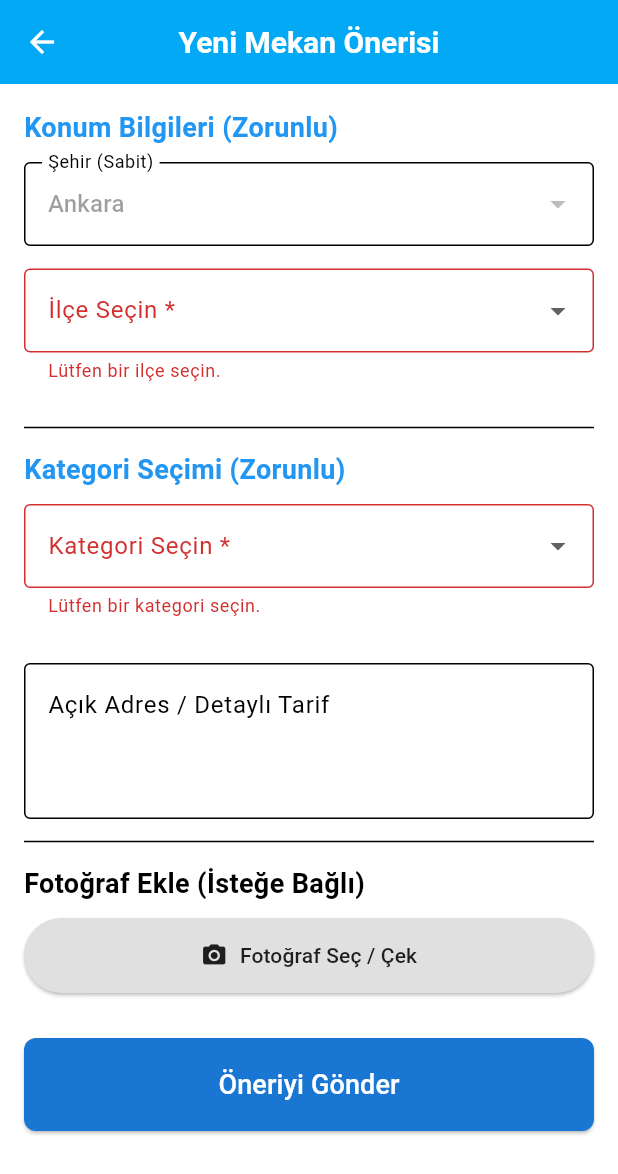
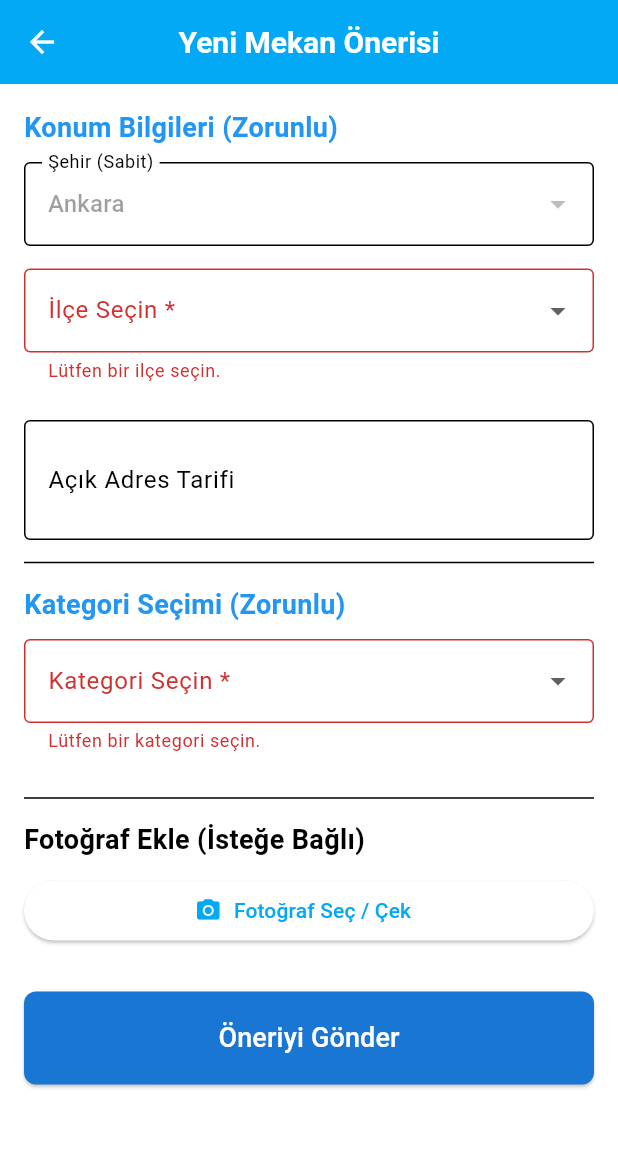
Before and after one commit to berta-ff/proje, a Flutter app: the SuggestPlaceScreen screen opened directly, after a tap on "Öneriyi Gönder", on a phone screen of 412 x 824 dp. Shown: the top 1174 px of the screen. Run offline on Flutter 3.47's test engine with Material 3 defaults, Android fonts, the phone set to English and light mode, and no system bars; our stand-ins replace cloud_firestore, firebase_auth, firebase_core, firebase_storage, image_picker, shared_preferences; accounts and stored records are empty.

Commit message:
Yer önerisi sorunları düzeltildi.

```diff
--- a/lib/screens/suggest_place_screen.dart
+++ b/lib/screens/suggest_place_screen.dart
@@ -1,9 +1,11 @@
 import 'dart:io';
+import 'dart:typed_data'; // Web için gerekli
+import 'package:flutter/foundation.dart'; // kIsWeb için gerekli
+import 'package:flutter/material.dart';
 import 'package:image_picker/image_picker.dart';
-import 'package:flutter/material.dart';
-import 'package:cloud_firestore/cloud_firestore.dart';
-import 'package:firebase_storage/firebase_storage.dart';
-import 'package:firebase_auth/firebase_auth.dart';
+import 'package:cloud_firestore/cloud_firestore.dart'; // Firebase için
+import 'package:firebase_storage/firebase_storage.dart'; // Storage için
+
 class SuggestPlaceScreen extends StatefulWidget {
   const SuggestPlaceScreen({super.key});
 
@@ -13,17 +15,19 @@ class SuggestPlaceScreen extends StatefulWidget {
 
 class _SuggestPlaceScreenState extends State<SuggestPlaceScreen> {
   // --- Form Verileri ---
-  String? _selectedCity = 'Ankara'; // Varsayılan şehir
+  String? _selectedCity = 'Ankara';
   String? _selectedDistrict;
   String? _selectedNeighbourhood;
   String? _selectedCategory;
-  String? _addressDetails;
-  String? _placeName;
-  String? _placeDescription;
+  String? _placeAddressNote; // Adres notu
   final _formKey = GlobalKey<FormState>();
 
-  XFile? _selectedImage;
-  final ImagePicker _picker= ImagePicker();
+  // --- Resim Değişkenleri ---
+  File? _selectedImage;    // Mobilde dosya yolu
+  Uint8List? _webImage;    // Webde resim verisi (bytes)
+  final ImagePicker _picker = ImagePicker();
+
+  bool _isSubmitting = false; // Loading durumu
 
   // --- Dropdown Verileri ---
   final List<String> _categories = ['Yemek', 'Gezilecek Yerler', 'Alışveriş', 'Eğlence Yerleri'];
@@ -36,97 +40,77 @@ class _SuggestPlaceScreenState extends State<SuggestPlaceScreen> {
     'Etimesgut':['Çarşı','Elvankent','Eryaman','Güvercinlik', ],
   };
 
+  // --- Metotlar ---
+  void _submitSuggestion() async {
+    if (_formKey.currentState!.validate()) {
+      setState(() => _isSubmitting = true);
 
-  void _submitSuggestion() async { // Metodu 'async' yaptık!
-    if (_formKey.currentState!.validate()) {
-      _formKey.currentState!.save();
-
-      // Loading göstergesi
-      ScaffoldMessenger.of(context).showSnackBar(
-        SnackBar(content: Text('Öneri Gönderiliyor, Lütfen Bekleyin...')),
-      );
+      // Veritabanına gönderilecek veri
+      final suggestionData = {
+        'city': _selectedCity,
+        'district': _selectedDistrict,
+        'neighbourhood': _selectedNeighbourhood,
+        'category': _selectedCategory,
+        'address_note': _placeAddressNote,
+        'has_image': (_selectedImage != null || _webImage != null),
+        'timestamp': FieldValue.serverTimestamp(),
+      };
 
       try {
-        await _uploadFileAndSaveData(); // 2. Adımda oluşturduğumuz metodu çağır
+        await FirebaseFirestore.instance.collection('place_suggestions').add(suggestionData);
 
-        // Başarılı olursa eski Snackbar'ı kapat ve yeni başarılı mesajı göster.
-        ScaffoldMessenger.of(context).hideCurrentSnackBar();
+        if (!mounted) return;
         ScaffoldMessenger.of(context).showSnackBar(
-          const SnackBar(content: Text('✅ Öneri Başarıyla Gönderildi!')),
+          const SnackBar(content: Text('Öneriniz başarıyla kaydedildi!')),
         );
-
-        // Ekrandan Geri Dön
         Navigator.of(context).pop();
 
-      } catch (error) {
-        // Hata durumunda kullanıcıya hata mesajını göster
-        ScaffoldMessenger.of(context).hideCurrentSnackBar();
-        ScaffoldMessenger.of(context).showSnackBar(
-          SnackBar(content: Text('❌ Gönderim Hatası: ${error.toString()}')),
-        );
+      } catch (e) {
+        if (!mounted) return;
+        ScaffoldMessenger.of(context).showSnackBar(SnackBar(content: Text('Hata: $e')));
+      } finally {
+        if (mounted) setState(() => _isSubmitting = false);
       }
     }
   }
 
-  Future<void> _uploadFileAndSaveData() async {
-    // 1. Kullanıcıdan UID alınması (zorunlu, Firebase Auth'a bağlı)
-    final user = FirebaseAuth.instance.currentUser;
-    if (user == null) {
-      // Kullanıcı oturum açmadıysa hata ver
-      throw Exception("Oturum açmış bir kullanıcı bulunamadı.");
-    }
-    final userId = user.uid;
-    String? imageUrl;
-
-    // 2. Fotoğraf Yükleme (Sadece fotoğraf seçilmişse)
-    if (_selectedImage != null) {
-      final storageRef = FirebaseStorage.instance
-          .ref()
-          .child('place_images') // Ana klasör adı
-          .child('${DateTime.now().millisecondsSinceEpoch}_${_selectedImage!.name}'); // Benzersiz dosya adı
-
-      // XFile'dan Byte dizisi alıp yükleme
-      await storageRef.putData(await _selectedImage!.readAsBytes());
-
-      // Yükleme tamamlandı, şimdi URL'yi al
-      imageUrl = await storageRef.getDownloadURL();
-    }
-
-    // 3. Firestore'a Kaydedilecek Veri Haritası
-    final placeData = {
-      'placeName': _placeName ?? 'İsimsiz Mekan', // Mekan adı eklenince değişecek
-      'category': _selectedCategory,
-      'city': _selectedCity,
-      'district': _selectedDistrict,
-      'neighbourhood': _selectedNeighbourhood,
-      'addressDetails': _addressDetails ?? '',
-      'description': _placeDescription ?? '', // Açıklama eklenince değişecek
-      'imageUrl': imageUrl, // Yüklenen fotoğrafın URL'si
-      'suggestedBy': userId, // Kimin önerdiği
-      'timestamp': FieldValue.serverTimestamp(), // Kayıt zamanı
-    };
-
-    // 4. Firestore'a Kaydetme
-    await FirebaseFirestore.instance.collection('suggestions').add(placeData);
-  }
-
-
+  // 🔥 RESİM SEÇME METODU (WEB ve MOBİL UYUMLU)
   void _pickImage() async {
+    try {
       final XFile? pickedFile = await _picker.pickImage(
-      source: ImageSource.gallery, // İlk olarak galeriyi açar.
-      imageQuality: 50, // İsteğe bağlı: Dosya boyutunu küçültmek için kalite ayarı
+        source: ImageSource.gallery,
+        imageQuality: 50,
       );
 
+      // 1. KONTROL: Resim seçilirken kullanıcı ekranı kapattı mı?
+      if (!mounted) return;
+
       if (pickedFile != null) {
+        if (kIsWeb) {
+          // Web ise: Resmi 'byte' olarak oku
+          var f = await pickedFile.readAsBytes();
+
+          // 2. KONTROL: Okuma işlemi bittiğinde ekran hala açık mı?
+          if (!mounted) return;
+
           setState(() {
-        // Seçilen fotoğrafı File tipinde değişkene atarız.
-        _selectedImage = pickedFile;
+            _webImage = f;
+            _selectedImage = File('a'); // Form kontrolü için sahte dosya
           });
         } else {
-      // Kullanıcı fotoğraf seçmeden geri döndüyse
+          // Mobil ise: Normal dosya yolunu al
+          setState(() {
+            _selectedImage = File(pickedFile.path);
+          });
+        }
+      } else {
+        if (!mounted) return;
         ScaffoldMessenger.of(context).showSnackBar(
           const SnackBar(content: Text('Fotoğraf seçilmedi.')),
         );
+      }
+    } catch (e) {
+      debugPrint("Hata: $e");
     }
   }
 
@@ -149,23 +133,16 @@ class _SuggestPlaceScreenState extends State<SuggestPlaceScreen> {
               ),
               const SizedBox(height: 10),
 
-              _buildDropdownField(
-                'Şehir (Sabit)',
-                null,
-                ['Ankara'],
-                _selectedCity,
-                    (newValue) {},
-                isEnabled: false,
-              ),
+              _buildDropdownField('Şehir (Sabit)', null, ['Ankara'], _selectedCity, (v){}, isEnabled: false),
 
               _buildDropdownField(
                 'İlçe Seçin *',
                 'Lütfen bir ilçe seçin.',
                 _districtsAndNeighbourhoods.keys.toList(),
                 _selectedDistrict,
-                    (String? newValue) {
+                    (val) {
                   setState(() {
-                    _selectedDistrict = newValue;
+                    _selectedDistrict = val;
                     _selectedNeighbourhood = null;
                   });
                 },
@@ -177,13 +154,18 @@ class _SuggestPlaceScreenState extends State<SuggestPlaceScreen> {
                   'Lütfen bir mahalle seçin.',
                   _districtsAndNeighbourhoods[_selectedDistrict]!,
                   _selectedNeighbourhood,
-                      (String? newValue) {
-                    setState(() {
-                      _selectedNeighbourhood = newValue;
-                    });
-                  },
+                      (val) => setState(() => _selectedNeighbourhood = val),
                 ),
 
+              const SizedBox(height: 10),
+              TextFormField(
+                decoration: const InputDecoration(
+                  labelText: 'Açık Adres Tarifi',
+                  border: OutlineInputBorder(),
+                ),
+                maxLines: 2,
+                onChanged: (val) => _placeAddressNote = val,
+              ),
 
               const Divider(height: 30),
 
@@ -198,26 +180,7 @@ class _SuggestPlaceScreenState extends State<SuggestPlaceScreen> {
                 'Lütfen bir kategori seçin.',
                 _categories,
                 _selectedCategory,
-                    (String? newValue) {
-                  setState(() {
-                    _selectedCategory = newValue;
-                  });
-                },
-              ),
-              const SizedBox(height: 15),
-
-              TextFormField(
-                decoration: const InputDecoration(
-                  labelText: 'Açık Adres / Detaylı Tarif',
-                  hintText: 'Örn: Ana Cadde 5/A, Parkın yanı, caminin karşısı.',
-                  border: OutlineInputBorder(),
-                  alignLabelWithHint: true,
-                ),
-                maxLines: 3, // Birden fazla satır yazılabilir
-                keyboardType: TextInputType.multiline,
-                onSaved: (value) {
-                  _addressDetails = value; // 1. Adımda tanımladığımız değişkene kaydediyoruz
-                },
+                    (val) => setState(() => _selectedCategory = val),
               ),
 
               const Divider(height: 30),
@@ -228,38 +191,29 @@ class _SuggestPlaceScreenState extends State<SuggestPlaceScreen> {
               ),
               const SizedBox(height: 10),
 
-              // Seçilen fotoğraf varsa, onu göster (YENİ KOD BAŞLANGICI)
-              // Seçilen fotoğraf varsa, onu göster (YENİ KOD BLOĞU)
-              if (_selectedImage != null)
+              // 🔥 RESİM GÖSTERME ALANI (WEB ve MOBİL UYUMLU)
+              if (_selectedImage != null || _webImage != null)
                 Padding(
                   padding: const EdgeInsets.only(bottom: 10.0),
-                  child: Image.network(
-                    _selectedImage!.path, // Web'de bu, tarayıcının geçici dosya URL'sidir.
-                    height: 200,
-                    fit: BoxFit.cover,
-                    // Eğer Flutter Web kullanıyorsanız ve XFile.path direkt çalışmazsa,
-                    // bu Image.network kullanımı genellikle image_picker'ın Web tarafı implementasyonu sayesinde çalışır.
+                  child: ClipRRect(
+                    borderRadius: BorderRadius.circular(8),
+                    child: kIsWeb
+                        ? Image.memory(_webImage!, height: 200, fit: BoxFit.cover)
+                        : Image.file(_selectedImage!, height: 200, fit: BoxFit.cover),
                   ),
                 ),
 
-              // Fotoğraf seçme/değiştirme butonu
               ElevatedButton.icon(
                 onPressed: _pickImage,
-                // Fotoğraf seçilmişse "değiştir" ikonunu göster, yoksa "kamera" ikonunu.
-                icon: Icon(_selectedImage != null ? Icons.change_circle : Icons.camera_alt),
-                // Butonun yazısını da duruma göre değiştir.
-                label: Text(_selectedImage != null ? 'Fotoğrafı Değiştir' : 'Fotoğraf Seç / Çek'),
-                style: ElevatedButton.styleFrom(
-                  padding: const EdgeInsets.symmetric(vertical: 15),
-                  // Seçili fotoğraf varsa rengini değiştir.
-                  backgroundColor: _selectedImage != null ? Colors.blue.shade100 : Colors.grey.shade300,
-                  foregroundColor: Colors.black87,
+                icon: Icon((_selectedImage != null || _webImage != null) ? Icons.change_circle : Icons.camera_alt),
+                label: Text((_selectedImage != null || _webImage != null) ? 'Fotoğrafı Değiştir' : 'Fotoğraf Seç / Çek'),
               ),
-              ), // (YENİ KOD BİTİŞİ)
 
               const SizedBox(height: 30),
 
-              ElevatedButton(
+              _isSubmitting
+                  ? const Center(child: CircularProgressIndicator())
+                  : ElevatedButton(
                 onPressed: _submitSuggestion,
                 style: ElevatedButton.styleFrom(
                   backgroundColor: Colors.blue.shade700,
```
Lines whose indentation alone changed are shown as unchanged.
